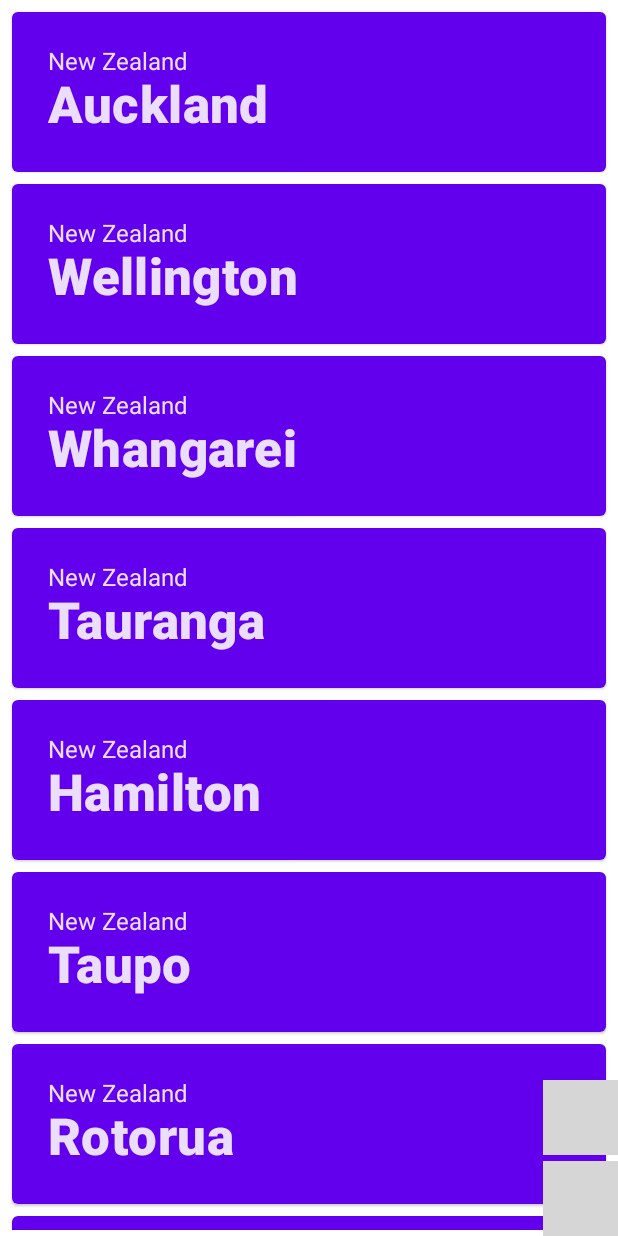
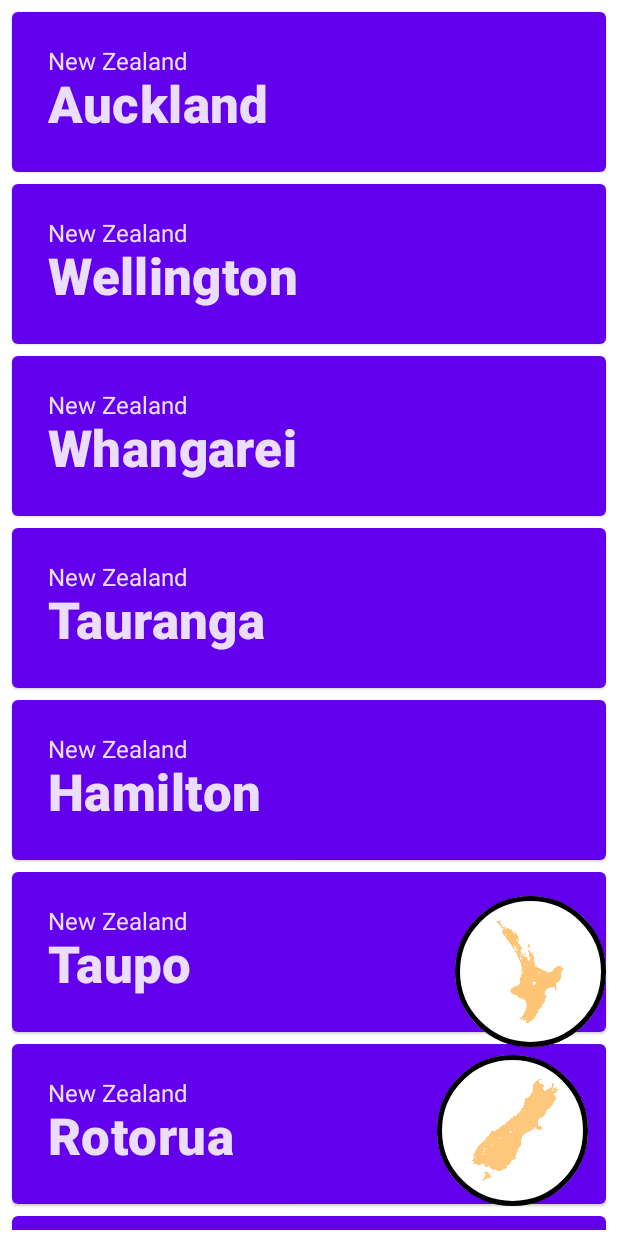
Before and after one commit to IgorDmitrievNZ/JetpackComposeWeather, an Android app built with Jetpack Compose: the screen it shows after launch (MainActivity), on a phone screen of 412 x 824 dp. Run offline under Robolectric (Android 15) with nearby library versions, the phone set to English and light mode, and no system bars; grey boxes are pictures that could not be loaded.

Commit message:
Refactor project, added buttons to change different lists of cities

```diff
--- a/app/src/main/java/com/example/android/jetpackcomposeweather/MainActivity.kt
+++ b/app/src/main/java/com/example/android/jetpackcomposeweather/MainActivity.kt
@@ -1,31 +1,21 @@
 package com.example.android.jetpackcomposeweather
 
 import android.os.Bundle
-import android.widget.Toast
 import androidx.activity.ComponentActivity
 import androidx.activity.compose.setContent
-import androidx.compose.animation.animateContentSize
-import androidx.compose.animation.core.Spring
-import androidx.compose.animation.core.spring
-import androidx.compose.foundation.Image
-import androidx.compose.foundation.clickable
-import androidx.compose.foundation.layout.*
-import androidx.compose.foundation.lazy.LazyColumn
-import androidx.compose.foundation.lazy.items
-import androidx.compose.material.Card
+import androidx.compose.foundation.layout.Arrangement
+import androidx.compose.foundation.layout.Column
+import androidx.compose.foundation.layout.fillMaxSize
 import androidx.compose.material.MaterialTheme
 import androidx.compose.material.Surface
-import androidx.compose.material.Text
-import androidx.compose.runtime.Composable
+import androidx.compose.runtime.mutableStateOf
+import androidx.compose.runtime.remember
 import androidx.compose.ui.Alignment
 import androidx.compose.ui.Modifier
-import androidx.compose.ui.platform.LocalContext
-import androidx.compose.ui.res.painterResource
-import androidx.compose.ui.text.font.FontWeight
-import androidx.compose.ui.tooling.preview.Preview
-import androidx.compose.ui.unit.dp
 import com.example.android.jetpackcomposeweather.repository.City
-import com.example.android.jetpackcomposeweather.repository.Weather
+import com.example.android.jetpackcomposeweather.ui.componets.CitiesList
+import com.example.android.jetpackcomposeweather.ui.componets.ImageNorth
+import com.example.android.jetpackcomposeweather.ui.componets.ImageSouth
 import com.example.android.jetpackcomposeweather.ui.theme.JetpackComposeWeatherTheme
 
 class MainActivity : ComponentActivity() {
@@ -36,125 +26,23 @@ class MainActivity : ComponentActivity() {
             JetpackComposeWeatherTheme {
                 // A surface container using the 'background' color from the theme
                 Surface(color = MaterialTheme.colors.background) {
-                    CitiesList()
+
+                    val isNorth = remember {
+                        mutableStateOf(true)
+                    }
+
+                    CitiesList(if (isNorth.value) City.getNorthCities() else City.getSouthCities())
+
                     Column(
                         horizontalAlignment = Alignment.End,
                         verticalArrangement = Arrangement.Bottom,
                         modifier = Modifier.fillMaxSize(),
                     ) {
-                        ImageNorth()
-                        ImageSouth()
+                        ImageNorth() { isNorth.value = true }
+                        ImageSouth() { isNorth.value = false }
                     }
                 }
             }
         }
     }
 }
-
-@Composable
-private fun CardContent(name: String) {
-
-    Row(
-        modifier = Modifier
-            .padding(12.dp)
-            .animateContentSize(
-                animationSpec = spring(
-                    dampingRatio = Spring.DampingRatioMediumBouncy,
-                    stiffness = Spring.StiffnessLow
-                )
-            )
-    ) {
-        Column(
-            modifier = Modifier
-                .weight(1f)
-                .padding(12.dp)
-        ) {
-            Text(text = "New Zealand ")
-            Text(
-                text = name,
-                style = MaterialTheme.typography.h4.copy(
-                    fontWeight = FontWeight.ExtraBold
-                )
-            )
-        }
-
-    }
-}
-
-@Composable
-private fun CityCard(cityName: String) {
-    val context = LocalContext.current
-
-    Card(
-        backgroundColor = MaterialTheme.colors.primary,
-        modifier = Modifier
-            .padding(vertical = 4.dp, horizontal = 8.dp)
-            .clickable {
-                Toast
-                    .makeText(context, cityName, Toast.LENGTH_LONG)
-                    .show()
-            }
-    ) {
-        CardContent(cityName)
-    }
-}
-
-@Composable
-private fun CitiesList(names: List<Weather> = City.getNorthCities()) {
-    LazyColumn(
-        modifier = Modifier
-            .padding(vertical = 4.dp)
-    ) {
-        items(items = names) { name ->
-            CityCard(cityName = name.city.city)
-        }
-    }
-}
-
-@Composable
-fun ImageNorth() {
-    val context = LocalContext.current
-
-    Box(modifier = Modifier.padding(bottom = 4.dp)) {
-        Image(
-            modifier = Modifier
-                .size(50.dp)
-                .clickable {
-                    Toast
-                        .makeText(context, "ImageNorth", Toast.LENGTH_LONG)
-                        .show()
-                },
-            painter = painterResource(R.drawable.north),
-            contentDescription = "Contact profile picture",
-        )
-    }
-}
-
-@Composable
-fun ImageSouth() {
-    val context = LocalContext.current
-
-    Image(
-        modifier = Modifier
-            .size(50.dp)
-            .clickable {
-                Toast
-                    .makeText(
-                        context,
-                        "ImageSouth",
-                        Toast.LENGTH_LONG
-                    )
-                    .show()
-            },
-        painter = painterResource(R.drawable.south),
-        contentDescription = "Contact profile picture",
-    )
-}
-
-@Preview(showBackground = true)
-@Composable
-fun DefaultPreview() {
-    JetpackComposeWeatherTheme {
-        CityCard("City Name")
-    }
-}
--- /dev/null
+++ b/app/src/main/java/com/example/android/jetpackcomposeweather/ui/componets/CardContent.kt
@@ -0,0 +1,44 @@
+package com.example.android.jetpackcomposeweather.ui.componets
+
+import androidx.compose.animation.animateContentSize
+import androidx.compose.animation.core.Spring
+import androidx.compose.animation.core.spring
+import androidx.compose.foundation.layout.Column
+import androidx.compose.foundation.layout.Row
+import androidx.compose.foundation.layout.padding
+import androidx.compose.material.MaterialTheme
+import androidx.compose.material.Text
+import androidx.compose.runtime.Composable
+import androidx.compose.ui.Modifier
+import androidx.compose.ui.text.font.FontWeight
+import androidx.compose.ui.unit.dp
+
+@Composable
+fun CardContent(name: String) {
+
+    Row(
+        modifier = Modifier
+            .padding(12.dp)
+            .animateContentSize(
+                animationSpec = spring(
+                    dampingRatio = Spring.DampingRatioMediumBouncy,
+                    stiffness = Spring.StiffnessLow
+                )
+            )
+    ) {
+        Column(
+            modifier = Modifier
+                .weight(1f)
+                .padding(12.dp)
+        ) {
+            Text(text = "New Zealand ")
+            Text(
+                text = name,
+                style = MaterialTheme.typography.h4.copy(
+                    fontWeight = FontWeight.ExtraBold
+                )
+            )
+        }
+
+    }
+}
--- /dev/null
+++ b/app/src/main/java/com/example/android/jetpackcomposeweather/ui/componets/CitiesList.kt
@@ -0,0 +1,21 @@
+package com.example.android.jetpackcomposeweather.ui.componets
+
+import androidx.compose.foundation.layout.padding
+import androidx.compose.foundation.lazy.LazyColumn
+import androidx.compose.foundation.lazy.items
+import androidx.compose.runtime.Composable
+import androidx.compose.ui.Modifier
+import androidx.compose.ui.unit.dp
+import com.example.android.jetpackcomposeweather.repository.Weather
+
+@Composable
+fun CitiesList(names: List<Weather>) {
+    LazyColumn(
+        modifier = Modifier
+            .padding(vertical = 4.dp)
+    ) {
+        items(items = names) { name ->
+            CityCard(cityName = name.city.city)
+        }
+    }
+}
--- /dev/null
+++ b/app/src/main/java/com/example/android/jetpackcomposeweather/ui/componets/CityCard.kt
@@ -0,0 +1,29 @@
+package com.example.android.jetpackcomposeweather.ui.componets
+
+import android.widget.Toast
+import androidx.compose.foundation.clickable
+import androidx.compose.foundation.layout.padding
+import androidx.compose.material.Card
+import androidx.compose.material.MaterialTheme
+import androidx.compose.runtime.Composable
+import androidx.compose.ui.Modifier
+import androidx.compose.ui.platform.LocalContext
+import androidx.compose.ui.unit.dp
+
+@Composable
+fun CityCard(cityName: String) {
+    val context = LocalContext.current
+
+    Card(
+        backgroundColor = MaterialTheme.colors.primary,
+        modifier = Modifier
+            .padding(vertical = 4.dp, horizontal = 8.dp)
+            .clickable {
+                Toast
+                    .makeText(context, cityName, Toast.LENGTH_LONG)
+                    .show()
+            }
+    ) {
+        CardContent(cityName)
+    }
+}
--- /dev/null
+++ b/app/src/main/java/com/example/android/jetpackcomposeweather/ui/componets/ImageNorth.kt
@@ -0,0 +1,43 @@
+package com.example.android.jetpackcomposeweather.ui.componets
+
+import android.widget.Toast
+import androidx.compose.foundation.*
+import androidx.compose.foundation.layout.Box
+import androidx.compose.foundation.layout.padding
+import androidx.compose.foundation.layout.size
+import androidx.compose.foundation.shape.CircleShape
+import androidx.compose.runtime.Composable
+import androidx.compose.ui.Modifier
+import androidx.compose.ui.graphics.Color
+import androidx.compose.ui.layout.ContentScale
+import androidx.compose.ui.platform.LocalContext
+import androidx.compose.ui.res.painterResource
+import androidx.compose.ui.unit.dp
+import com.example.android.jetpackcomposeweather.R
+
+@Composable
+fun ImageNorth(onNorthChange: () -> Unit) {
+    val context = LocalContext.current
+
+    Box(
+        modifier = Modifier
+            .padding(bottom = 5.dp, end = 8.dp)
+            .border(BorderStroke(3.dp, Color.Black), CircleShape)
+            .background(Color.White, CircleShape)
+            .padding(15.dp)
+    ) {
+        Image(
+            modifier = Modifier
+                .size(70.dp)
+                .clickable {
+                    onNorthChange()
+                    Toast
+                        .makeText(context, "ImageNorth", Toast.LENGTH_LONG)
+                        .show()
+                },
+            painter = painterResource(R.drawable.north_map2),
+            contentDescription = "North island picture",
+            contentScale = ContentScale.Inside,
+        )
+    }
+}
--- /dev/null
+++ b/app/src/main/java/com/example/android/jetpackcomposeweather/ui/componets/ImageSouth.kt
@@ -0,0 +1,48 @@
+package com.example.android.jetpackcomposeweather.ui.componets
+
+import android.widget.Toast
+import androidx.compose.foundation.*
+import androidx.compose.foundation.layout.Box
+import androidx.compose.foundation.layout.padding
+import androidx.compose.foundation.layout.size
+import androidx.compose.foundation.shape.CircleShape
+import androidx.compose.runtime.Composable
+import androidx.compose.ui.Modifier
+import androidx.compose.ui.graphics.Color
+import androidx.compose.ui.layout.ContentScale
+import androidx.compose.ui.platform.LocalContext
+import androidx.compose.ui.res.painterResource
+import androidx.compose.ui.unit.dp
+import com.example.android.jetpackcomposeweather.R
+
+@Composable
+fun ImageSouth(onSouthChange: () -> Unit) {
+    val context = LocalContext.current
+
+    Box(modifier = Modifier
+        .padding(bottom = 20.dp, end = 20.dp)
+        .border(BorderStroke(3.dp, Color.Black), CircleShape)
+        .background(Color.White, CircleShape)
+        .padding(15.dp)
+    ) {
+        Image(
+            painter = painterResource(R.drawable.south_map2),
+            modifier = Modifier
+                .size(70.dp)
+                .clickable {
+                    Toast
+                        .makeText(
+                            context,
+                            "ImageSouth",
+                            Toast.LENGTH_LONG
+                        )
+                        .show()
+                    onSouthChange()
+                },
+
+            contentDescription = "South island picture",
+            contentScale = ContentScale.Inside,
+
+        )
+    }
+}
```
Also changed, not shown: app/src/main/res/drawable/north_map2.png (added), app/src/main/res/drawable/south_map2.png (added).
